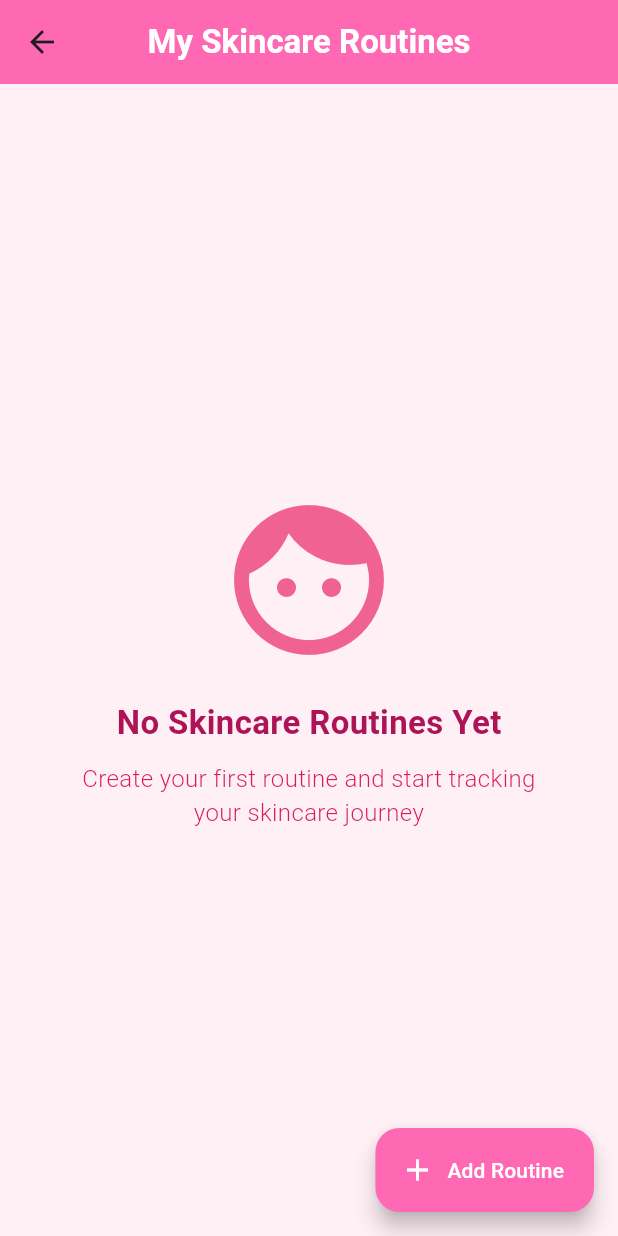
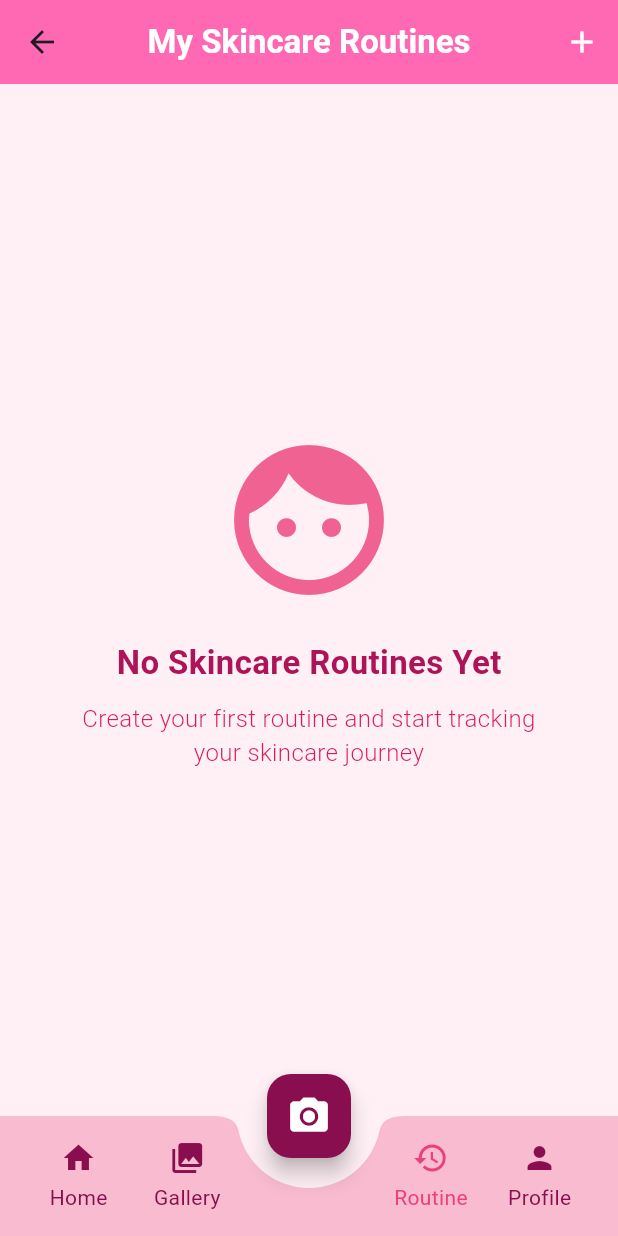
Before and after one commit to rifkifakhrudin2004/proyeksregep, a Flutter app: the SkincareRoutineListPage screen opened by its route, on a phone screen of 412 x 824 dp. Run offline on Flutter 3.47's test engine with Material 3 defaults, Android fonts, the phone set to English and light mode, and no system bars; our stand-ins replace awesome_dialog, camera, cloud_firestore, firebase_auth, firebase_core, firebase_storage and 4 more; missing offline and left inert: google_ml_kit; accounts and stored records are empty.

Commit message:
4 desember

```diff
--- a/lib/pages/routinelist_page.dart
+++ b/lib/pages/routinelist_page.dart
@@ -3,6 +3,7 @@ import 'package:cloud_firestore/cloud_firestore.dart';
 import 'package:firebase_auth/firebase_auth.dart';
 import 'package:proyeksregep/models/skincare_model.dart';
 import 'routine_page.dart';
+import 'package:proyeksregep/widgets/custom_bottom_navigation.dart';
 
 class SkincareRoutineListPage extends StatefulWidget {
   @override
@@ -286,27 +287,14 @@ Widget _buildCheckboxCell(bool isChecked) {
         'My Skincare Routines',
         style: TextStyle(
           fontWeight: FontWeight.w600,
-            color: Colors.white
+          color: Colors.white,
         ),
       ),
       backgroundColor: const Color(0xFFFF69B4), // Soft hot pink
       elevation: 0,
       centerTitle: true,
-      ),
-      body: routines.isEmpty
-          ? _buildEmptyState()
-          : Padding(
-              padding: const EdgeInsets.symmetric(horizontal: 16.0, vertical: 8.0),
-              child: ListView.builder(
-                itemCount: routines.length,
-                itemBuilder: (context, index) {
-                  final routine = routines[index];
-                  return _buildRoutineCard(routine);
-                },
-                physics: const BouncingScrollPhysics(), // Smooth scrolling
-              ),
-            ),
-      floatingActionButton: FloatingActionButton.extended(
+      actions: [
+        IconButton(
           onPressed: () async {
             User? currentUser = FirebaseAuth.instance.currentUser;
             if (currentUser == null) {
@@ -326,12 +314,36 @@ Widget _buildCheckboxCell(bool isChecked) {
               });
             }
           },
-        backgroundColor: const Color(0xFFFF69B4),
           icon: Icon(Icons.add, color: Colors.white),
-        label: Text('Add Routine', style: TextStyle(color: Colors.white)),
+          tooltip: 'Add Routine',
         ),
+      ],
+    ),
+    body: routines.isEmpty
+        ? _buildEmptyState()
+        : Padding(
+            padding: const EdgeInsets.symmetric(horizontal: 16.0, vertical: 8.0),
+            child: ListView.builder(
+              itemCount: routines.length,
+              itemBuilder: (context, index) {
+                final routine = routines[index];
+                return _buildRoutineCard(routine);
+              },
+              physics: const BouncingScrollPhysics(), // Smooth scrolling
+            ),
+          ),
+    floatingActionButton: FloatingActionButton(
+      onPressed: () {
+        Navigator.pushNamed(context, '/camera'); // Navigation for camera action
+      },
+      backgroundColor: const Color(0xFF880E4F), // Slightly darker pink
+      child: Icon(Icons.camera_alt, color: Colors.white, size: 30),
+    ),
+    floatingActionButtonLocation: FloatingActionButtonLocation.centerDocked,
+    bottomNavigationBar: CustomBottomNavigation(initialIndex: 2),
   );
 }
+
 
   // Empty state with more elegant design
   Widget _buildEmptyState() {
--- /dev/null
+++ b/lib/widgets/custom_bottom_navigation.dart
@@ -0,0 +1,147 @@
+import 'package:flutter/material.dart';
+import 'package:proyeksregep/pages/home_page.dart';
+import 'package:proyeksregep/pages/storage_page.dart';
+import 'package:proyeksregep/pages/profile_page.dart';
+import 'package:proyeksregep/pages/routinelist_page.dart';
+
+class CustomBottomNavigation extends StatefulWidget {
+  final int initialIndex;
+
+  const CustomBottomNavigation({Key? key, this.initialIndex = 0}) : super(key: key);
+
+  @override
+  _CustomBottomNavigationState createState() => _CustomBottomNavigationState();
+}
+
+class _CustomBottomNavigationState extends State<CustomBottomNavigation> {
+  late int _selectedIndex;
+
+  @override
+  void initState() {
+    super.initState();
+    _selectedIndex = widget.initialIndex;
+  }
+
+  void _navigateToPage(int index, BuildContext context) {
+    Widget page;
+    switch (index) {
+      case 0:
+        page = HomePage();
+        break;
+      case 1:
+        page = StoragePage();
+        break;
+      case 2:
+        page = SkincareRoutineListPage();
+        break;
+      case 3:
+        page = ProfilePage();
+        break;
+      default:
+        page = HomePage(); // Default to HomePage
+    }
+
+    // Use PageRouteBuilder for smooth transition
+    Navigator.of(context).pushReplacement(
+      PageRouteBuilder(
+        pageBuilder: (context, animation, secondaryAnimation) => page,
+        transitionsBuilder: (context, animation, secondaryAnimation, child) {
+          // Apply a fade transition
+          var begin = 0.0;
+          var end = 1.0;
+          var curve = Curves.easeInOut;
+          var tween = Tween(begin: begin, end: end).chain(CurveTween(curve: curve));
+          var opacity = animation.drive(tween);
+
+          return FadeTransition(opacity: opacity, child: child); // Smooth fade transition
+        },
+        transitionDuration: const Duration(milliseconds: 100), // Adjust duration for smoother transition
+      ),
+    );
+  }
+
+  Widget _buildNavItem({
+    required IconData icon,
+    required String label,
+    required int index,
+  }) {
+    return InkWell(
+      onTap: () {
+        setState(() {
+          _selectedIndex = index; // Update selected index on tap
+        });
+        _navigateToPage(index, context);
+      },
+      child: Container(
+        alignment: Alignment.center,
+        child: Column(
+          mainAxisSize: MainAxisSize.min,
+          children: [
+            Icon(
+              icon,
+              color: _selectedIndex == index
+                  ? const Color.fromRGBO(236, 64, 122, 1)
+                  : const Color.fromRGBO(136, 14, 79, 1),
+            ),
+            const SizedBox(height: 4),
+            Text(
+              label,
+              style: TextStyle(
+                color: _selectedIndex == index
+                    ? const Color.fromRGBO(236, 64, 122, 1)
+                    : const Color.fromRGBO(136, 14, 79, 1),
+              ),
+            ),
+          ],
+        ),
+      ),
+    );
+  }
+
+  @override
+  Widget build(BuildContext context) {
+    return BottomAppBar(
+      color: const Color.fromRGBO(248, 187, 208, 1),
+      shape: const CircularNotchedRectangle(),
+      notchMargin: 20,
+      child: Container(
+        height: 80.0,
+        padding: const EdgeInsets.symmetric(horizontal: 0.1),
+        child: Row(
+          mainAxisAlignment: MainAxisAlignment.spaceEvenly,
+          children: [
+            Expanded(
+              child: _buildNavItem(
+                icon: Icons.home,
+                label: 'Home',
+                index: 0,
+              ),
+            ),
+            Expanded(
+              child: _buildNavItem(
+                icon: Icons.photo_library,
+                label: 'Gallery',
+                index: 1,
+              ),
+            ),
+            const SizedBox(width: 90),
+            Expanded(
+              child: _buildNavItem(
+                icon: Icons.history,
+                label: 'Routine',
+                index: 2,
+              ),
+            ),
+            Expanded(
+              child: _buildNavItem(
+                icon: Icons.person,
+                label: 'Profile',
+                index: 3,
+              ),
+            ),
+          ],
+        ),
+      ),
+    );
+  }
+}
```
Also changed, not shown: lib/pages/home_page.dart (+19 -121 lines), lib/pages/profile_page.dart (+14 -0 lines), lib/pages/routine_page.dart (+197 -93 lines), lib/pages/storage_page.dart (+17 -3 lines), lib/pages/ReviewPage.dart (renamed from lib/camera/ReviewPage.dart). Lines whose indentation alone changed are shown as unchanged.
